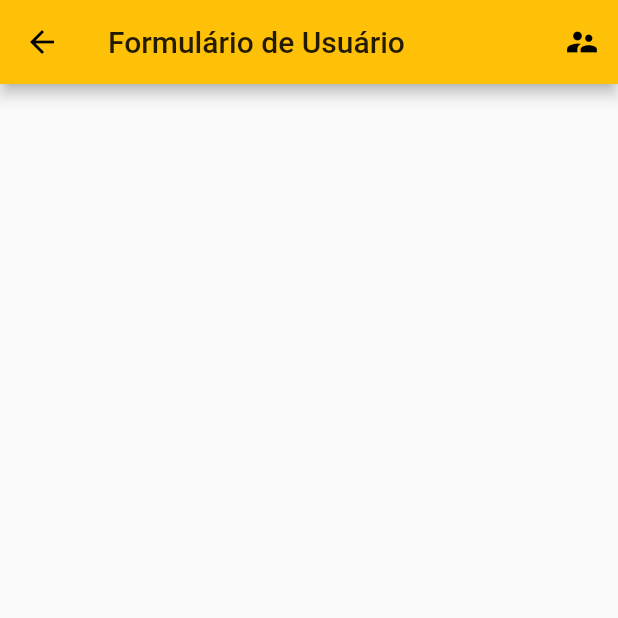
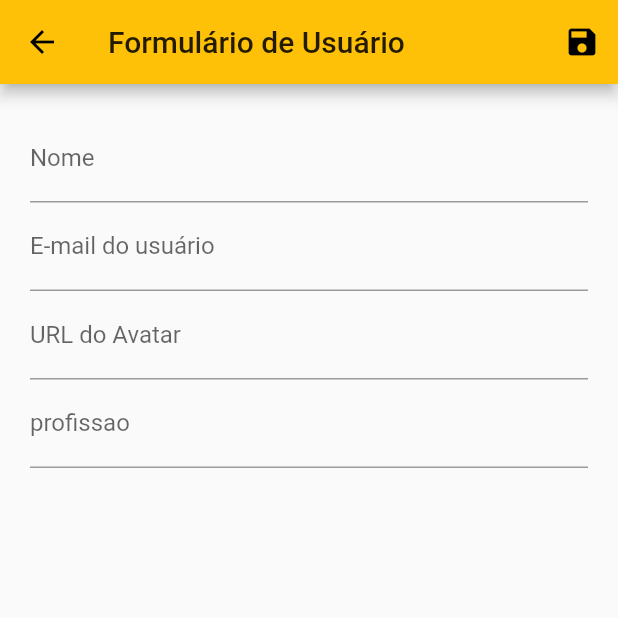
Before and after one commit to LuccasNog/system_cad, a Flutter app: the UserForm screen opened by its route, on a phone screen of 412 x 824 dp, the top half of it. Run offline on Flutter 3.47's test engine with Material 2 defaults, Android fonts, the phone set to English and light mode, and no system bars; network calls fail.

Commit message:
cadastrando os funcionarios

```diff
--- a/lib/main.dart
+++ b/lib/main.dart
@@ -4,6 +4,8 @@ import 'package:projeto_crud/views/user_form.dart';
 import 'package:projeto_crud/views/user_list.dart';
 import 'package:projeto_crud/provider/user.dart';
 import 'package:provider/provider.dart';
+
+
 void main() {
   runApp(MyApp());
 }
@@ -26,7 +28,7 @@ class MyApp extends StatelessWidget {
                           primarySwatch: Colors.amber,
                          visualDensity: VisualDensity.adaptivePlatformDensity,
                    ),
-                   home: UserList(),
+                  // home: UserList(),
                    routes: {
                      AppRoutes.HOME: (_) => UserList(),
                      AppRoutes.USER_FORM: (_) => UserForm()
--- a/lib/views/user_form.dart
+++ b/lib/views/user_form.dart
@@ -1,23 +1,93 @@
 import 'package:flutter/cupertino.dart';
+import 'package:provider/provider.dart';
+import 'package:projeto_crud/provider/user.dart';
+import 'package:flutter/material.dart';
+import 'package:projeto_crud/models/user.dart';
 
-import 'package:flutter/material.dart';
-
+//import 'package:projeto_crud/views/user_list.dart';
 // Formulário de usuário
 class UserForm extends StatelessWidget {
   @override
   Widget build(BuildContext context) {
+    //Variavel para pegar o formulário para acessar dentro do IconButton onpRESSED
+    final _form = GlobalKey<FormState>();
+    final Map<String, String> _formData = {};
+
     return Scaffold(
       appBar: AppBar(
         title: Text('Formulário de Usuário'),
         actions: <Widget>[
           IconButton(
-              icon: Icon(Icons.supervisor_account_sharp),
+              icon: Icon(Icons.save),
               onPressed: () {
-              //Voltar pra tela anterior
+                // meotodo save vai salvar PARA CADA UM DOS ELEMENTOS
+                _form.currentState.save();
+                // METODO PARA VALIDAR
+                final isValid = _form.currentState.validate();
 
-                Navigator.of(context).pop();
+                if (isValid) {
+                  //Voltar pra tela anterior
+                  // Aqui aonde vai salvar o usuário no provider
+                  Provider.of<Users>(context, listen: false).put(User(
+                      // extancisando o usuário
+                        id: _formData['id'],
+                        name: _formData['name'],
+                        email: _formData['email'],
+                        avatarurl: _formData['avatarurl'],
+                        profissao: _formData['profissao'],
+                     ),
+
+                  );
+
+                  Navigator.of(context).pop();
+                }
               }),
         ],
+      ),
+      // Formulário não ficará grudado na tela vams utilizar Padding
+      body: Padding(
+        padding: EdgeInsets.all(20),
+        child: Form(
+          // Associando a variavel _form ao formulário
+          key: _form,
+          // COlocando os campos dentro de uma coluna
+          child: Column(
+            children: <Widget>[
+              TextFormField(
+                // Colocando decoração
+                decoration: InputDecoration(labelText: 'Nome'),
+                onSaved: (value) => _formData['name'] = value,
+                validator: (value) {
+                  if (value == null || value.isEmpty) {
+                    return 'Nome é invalido';
+                  }
+
+                  if (value.trim().length < 3) {
+                    return 'Nome é curto';
+                  }
+
+                  return null;
+                },
+              ),
+              TextFormField(
+                // Colocando decoração
+                decoration: InputDecoration(labelText: 'E-mail do usuário'),
+                onSaved: (value) => _formData['email'] = value,
+                // metodo save que é mencionado Onpressed
+              ),
+              TextFormField(
+                onSaved: (value) => _formData['avatarurl'] = value,
+                // Colocando decoração
+                decoration: InputDecoration(labelText: 'URL do Avatar'),
+              ),
+              TextFormField(
+                onSaved: (value) => _formData['profissao'] = value,
+                // Colocando decoração
+                decoration: InputDecoration(labelText: 'profissao'),
+              ),
+            ],
+          ),
+        ),
       ),
     );
   }
```
